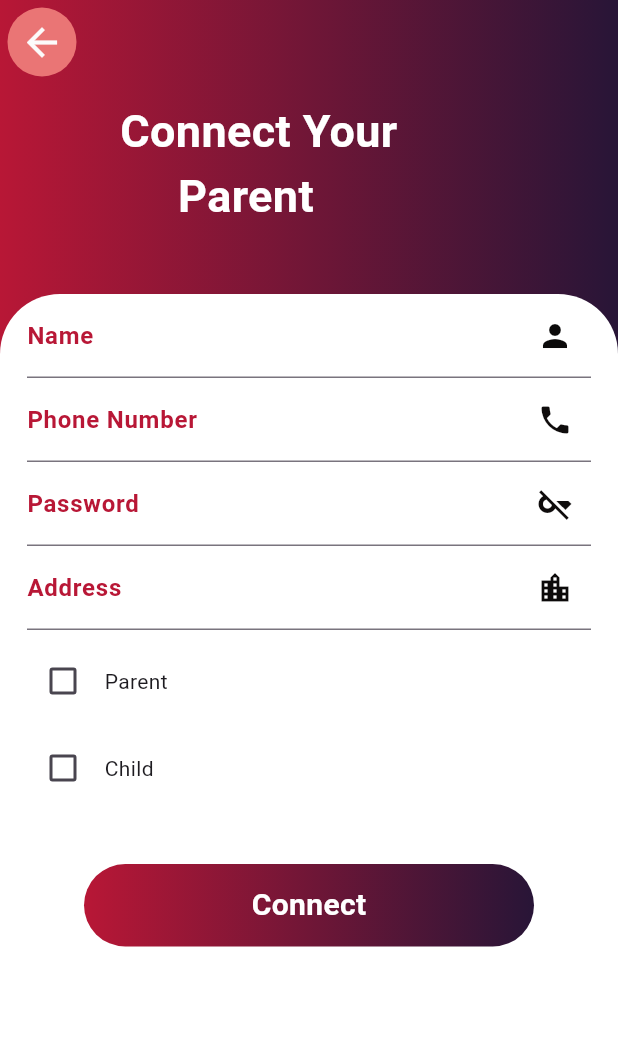
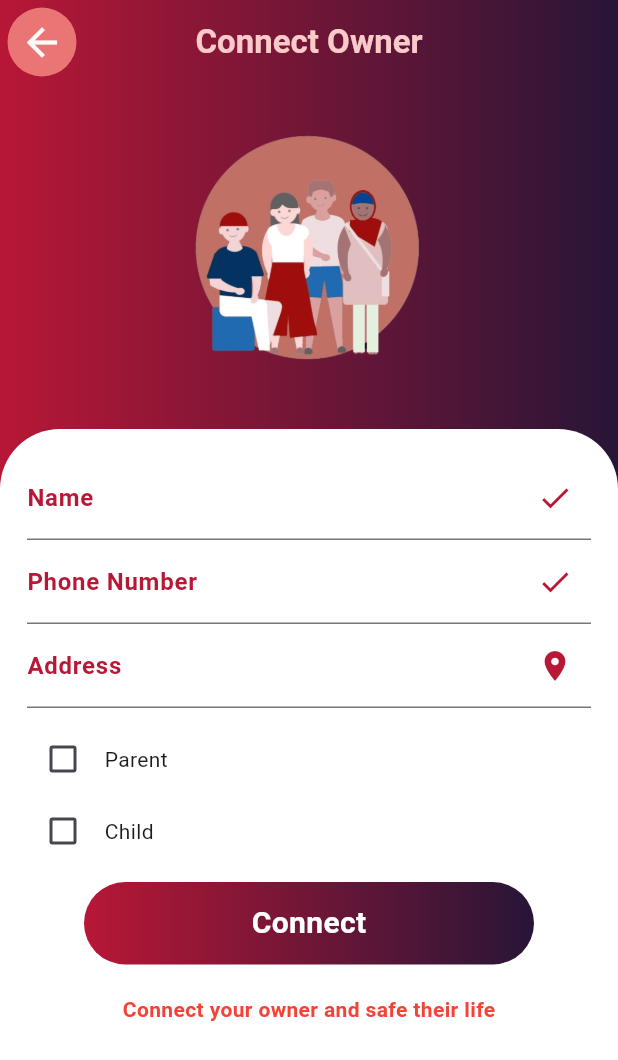
Before and after one commit to GihanSisiraKumara/kidcare_app, a Flutter app: the conchildBord screen opened directly, on a phone screen of 412 x 824 dp. Shown: the top 1060 px of the screen. Run offline on Flutter 3.47's test engine with Material 3 defaults, Android fonts, the phone set to English and light mode, and no system bars; our stand-ins replace flutter_slidable, google_maps_flutter, image_picker, lottie, qr_flutter, quickalert; missing offline and left inert: flutter_phone_direct_caller, mobile_scanner, qr_scanner_overlay; network calls fail; Roboto replaces fonts that are missing (inter).

Commit message:
design pages UI

```diff
--- a/lib/screen2/conchildBord.dart
+++ b/lib/screen2/conchildBord.dart
@@ -60,13 +60,21 @@ class conchildBordState extends State<conchildBord> {
   Widget build(BuildContext context) {
     return Scaffold(
       appBar: AppBar(
-        title: const Text(""),
+        backgroundColor: const Color.fromARGB(255, 252, 250, 251),
+        centerTitle: true,
+        title: const Text(
+          'Connect Owner',
+          style: TextStyle(
+              fontSize: 22,
+              color: Color.fromARGB(255, 250, 202, 202),
+              fontWeight: FontWeight.bold),
+        ),
         leading: IconButton(
           style: ButtonStyle(
-            iconSize: MaterialStateProperty.all<double>(30),
-            iconColor: MaterialStateProperty.all<Color>(
+            iconSize: WidgetStateProperty.all<double>(30),
+            iconColor: WidgetStateProperty.all<Color>(
                 const Color.fromARGB(255, 252, 251, 251)),
-            backgroundColor: MaterialStateProperty.all<Color>(
+            backgroundColor: WidgetStateProperty.all<Color>(
                 const Color.fromARGB(255, 234, 117, 117)),
           ),
           icon: const Icon(Icons.arrow_back),
@@ -74,7 +82,6 @@ class conchildBordState extends State<conchildBord> {
             Navigator.pop(context);
           },
         ),
-        backgroundColor: Colors.transparent,
         flexibleSpace: Container(
           decoration: const BoxDecoration(
             gradient: LinearGradient(
@@ -94,19 +101,21 @@ class conchildBordState extends State<conchildBord> {
                 Color(0xff281537),
               ]),
             ),
-            child: const Padding(
-              padding: EdgeInsets.only(top: 10.0, left: 80),
-              child: Text(
-                'Connect Your\n     Parent',
-                style: TextStyle(
-                    fontSize: 30,
-                    color: Colors.white,
-                    fontWeight: FontWeight.bold),
+          ),
+          Column(
+            mainAxisAlignment: MainAxisAlignment.start,
+            children: [
+              const Padding(
+                padding: EdgeInsets.only(top: 10.0),
+                child: CircleAvatar(
+                  radius: 100, // Adjust the radius to fit the size you want
+                  backgroundImage: AssetImage('assets/images/paconnect.png'),
+                  backgroundColor: Colors.transparent,
                 ),
               ),
-          ),
-          Padding(
-            padding: const EdgeInsets.only(top: 140.0),
+              Expanded(
+                child: Padding(
+                  padding: const EdgeInsets.only(top: 20.0),
                   child: Container(
                     decoration: const BoxDecoration(
                       borderRadius: BorderRadius.only(
@@ -114,10 +123,8 @@ class conchildBordState extends State<conchildBord> {
                           topRight: Radius.circular(40)),
                       color: Colors.white,
                     ),
-              height: double.infinity,
-              width: double.infinity,
                     child: Padding(
-                padding: const EdgeInsets.only(left: 18.0, right: 18),
+                      padding: const EdgeInsets.all(18.0),
                       child: SingleChildScrollView(
                         child: Column(
                           mainAxisAlignment: MainAxisAlignment.center,
@@ -126,8 +133,8 @@ class conchildBordState extends State<conchildBord> {
                               controller: name,
                               decoration: const InputDecoration(
                                   suffixIcon: Icon(
-                              Icons.person,
-                              color: Color.fromARGB(255, 11, 10, 10),
+                                    Icons.check,
+                                    color: Color(0xffB81736),
                                   ),
                                   label: Text(
                                     'Name',
@@ -141,8 +148,8 @@ class conchildBordState extends State<conchildBord> {
                               controller: phone,
                               decoration: const InputDecoration(
                                   suffixIcon: Icon(
-                              Icons.phone,
-                              color: Color.fromARGB(255, 15, 12, 12),
+                                    Icons.check,
+                                    color: Color(0xffB81736),
                                   ),
                                   label: Text(
                                     'Phone Number',
@@ -153,26 +160,11 @@ class conchildBordState extends State<conchildBord> {
                                   )),
                             ),
                             TextField(
-                        controller: password,
-                        decoration: const InputDecoration(
-                            suffixIcon: Icon(
-                              Icons.key_off,
-                              color: Color.fromARGB(255, 15, 12, 12),
-                            ),
-                            label: Text(
-                              'Password',
-                              style: TextStyle(
-                                fontWeight: FontWeight.bold,
-                                color: Color(0xffB81736),
-                              ),
-                            )),
-                      ),
-                      TextField(
                               controller: address,
                               decoration: const InputDecoration(
                                   suffixIcon: Icon(
-                              Icons.location_city,
-                              color: Color.fromARGB(255, 12, 10, 10),
+                                    Icons.location_on,
+                                    color: Color(0xffB81736),
                                   ),
                                   label: Text(
                                     'Address',
@@ -187,7 +179,7 @@ class conchildBordState extends State<conchildBord> {
                               children: [
                                 Checkbox(
                                   checkColor: Colors.white,
-                            activeColor: Colors.green,
+                                  activeColor: const Color(0xffB81736),
                                   value: isParent,
                                   onChanged: (bool? value) {
                                     setState(() {
@@ -201,12 +193,12 @@ class conchildBordState extends State<conchildBord> {
                                 const Text(" Parent"),
                               ],
                             ),
-                      const SizedBox(height: 10),
+                            const SizedBox(height: 0),
                             Row(
                               children: [
                                 Checkbox(
                                   checkColor: Colors.white,
-                            activeColor: Colors.green,
+                                  activeColor: const Color(0xffB81736),
                                   value: isChild,
                                   onChanged: (bool? value) {
                                     setState(() {
@@ -222,9 +214,6 @@ class conchildBordState extends State<conchildBord> {
                             ),
                             const SizedBox(
                               height: 10,
-                      ),
-                      const SizedBox(
-                        height: 30,
                             ),
                             GestureDetector(
                               onTap: () {
@@ -252,9 +241,16 @@ class conchildBordState extends State<conchildBord> {
                               ),
                             ),
                             const SizedBox(
-                        height: 80,
+                              height: 20,
                             ),
+                            const Text(
+                              'Connect your owner and safe their life',
+                              style: TextStyle(
+                                  color: Colors.red,
+                                  fontWeight: FontWeight.bold),
+                            )
                           ],
+                        ),
                       ),
                     ),
                   ),
@@ -262,6 +258,8 @@ class conchildBordState extends State<conchildBord> {
               ),
             ],
           ),
+        ],
+      ),
       resizeToAvoidBottomInset: false,
     );
   }
```
Also changed, not shown: lib/screen/bellBord.dart (+37 -11 lines), lib/screen/connectBord.dart (+15 -9 lines), lib/screen/loginScreen.dart (+8 -23 lines), lib/screen/regScreen.dart (+7 -2 lines), lib/screen/shedulBord.dart (+11 -44 lines), lib/screen/viewBord.dart (+9 -8 lines), lib/screen2/eservicesspaBord.dart (+12 -4 lines), lib/screen2/parentcallBord.dart (+14 -5 lines), lib/screen2/parentlocationBord.dart (+12 -5 lines), lib/screen2/parentnotifiBord.dart (+17 -9 lines), lib/screen2/parentprofile.dart (+13 -24 lines), lib/screen2/parentviewBord.dart (+12 -5 lines). Lines whose indentation alone changed are shown as unchanged.
